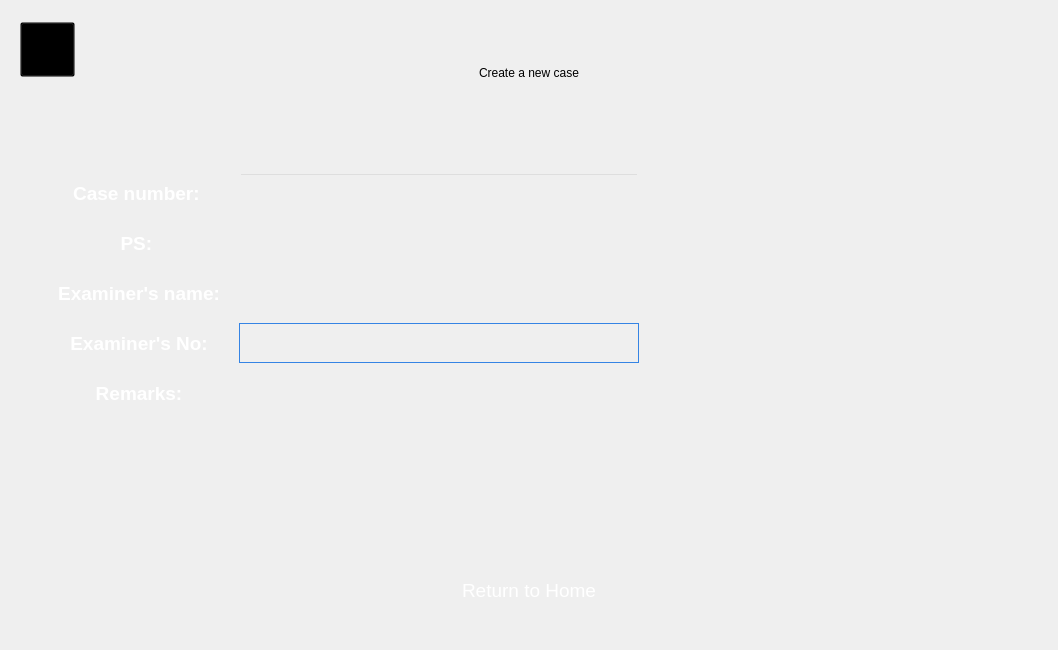
First picture: the form in forms/Page_2.ui, repository apollo-k22/FaceAI-Product, before the edit.
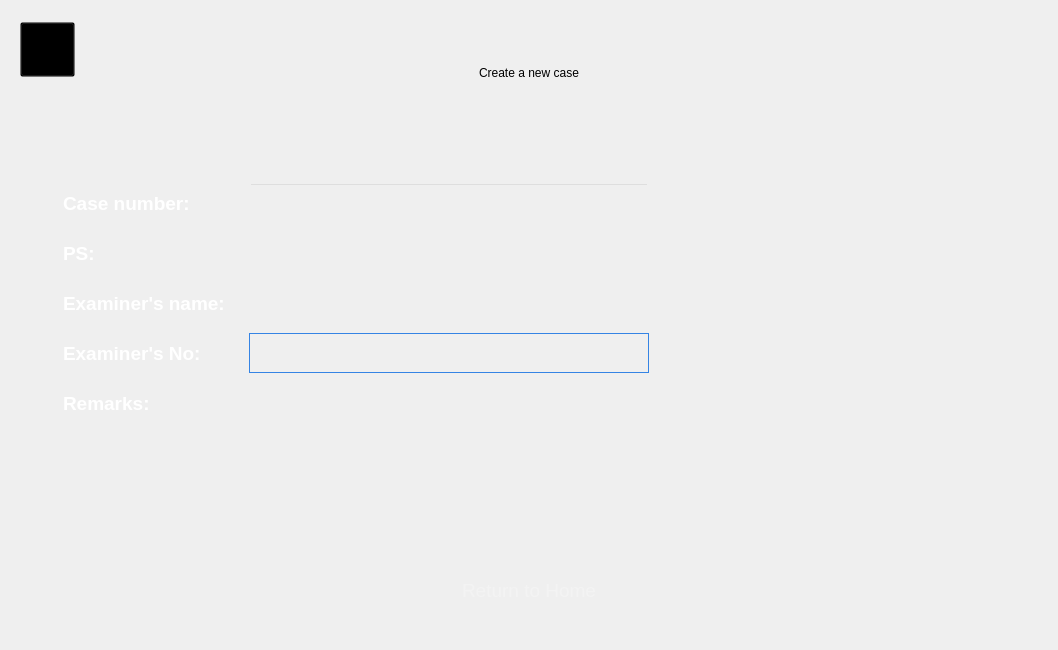
Second picture: the form after the edit. Icons and pictures are not drawn.

Commit message: modified front end to the same style for all page.

```diff
--- a/forms/Page_2.ui
+++ b/forms/Page_2.ui
@@ -243,7 +243,7 @@
        <item>
         <layout class="QHBoxLayout" name="horizontalLayout" stretch="0,0">
          <property name="spacing">
-          <number>0</number>
+          <number>6</number>
          </property>
          <property name="sizeConstraint">
           <enum>QLayout::SetDefaultConstraint</enum>
@@ -262,17 +262,20 @@
          </property>
          <item>
           <layout class="QVBoxLayout" name="verticalLayout_5">
+           <property name="spacing">
+            <number>0</number>
+           </property>
            <property name="leftMargin">
-            <number>5</number>
+            <number>0</number>
            </property>
            <property name="topMargin">
-            <number>5</number>
+            <number>0</number>
            </property>
            <property name="rightMargin">
-            <number>5</number>
+            <number>0</number>
            </property>
            <property name="bottomMargin">
-            <number>5</number>
+            <number>0</number>
            </property>
            <item>
             <spacer name="verticalSpacer_6">
@@ -305,16 +308,16 @@
               <set>Qt::AlignCenter</set>
              </property>
              <property name="horizontalSpacing">
-              <number>10</number>
+              <number>6</number>
              </property>
              <property name="verticalSpacing">
               <number>10</number>
              </property>
              <property name="leftMargin">
-              <number>0</number>
+              <number>20</number>
              </property>
              <property name="rightMargin">
-              <number>10</number>
+              <number>5</number>
              </property>
              <item row="0" column="0">
               <widget class="QLabel" name="label_3">
@@ -352,7 +355,7 @@
                 <string>Case number: </string>
                </property>
                <property name="alignment">
-                <set>Qt::AlignCenter</set>
+                <set>Qt::AlignLeading|Qt::AlignLeft|Qt::AlignVCenter</set>
                </property>
               </widget>
              </item>
@@ -421,7 +424,7 @@
                 <string>PS: </string>
                </property>
                <property name="alignment">
-                <set>Qt::AlignCenter</set>
+                <set>Qt::AlignLeading|Qt::AlignLeft|Qt::AlignVCenter</set>
                </property>
               </widget>
              </item>
@@ -460,7 +463,7 @@
                 <string>Examiner's name:</string>
                </property>
                <property name="alignment">
-                <set>Qt::AlignCenter</set>
+                <set>Qt::AlignLeading|Qt::AlignLeft|Qt::AlignVCenter</set>
                </property>
               </widget>
              </item>
@@ -499,7 +502,7 @@
                 <string>Examiner's No:</string>
                </property>
                <property name="alignment">
-                <set>Qt::AlignCenter</set>
+                <set>Qt::AlignLeading|Qt::AlignLeft|Qt::AlignVCenter</set>
                </property>
               </widget>
              </item>
@@ -565,7 +568,7 @@
                 <string>Remarks:</string>
                </property>
                <property name="alignment">
-                <set>Qt::AlignCenter</set>
+                <set>Qt::AlignLeading|Qt::AlignLeft|Qt::AlignVCenter</set>
                </property>
               </widget>
              </item>
@@ -592,7 +595,7 @@
             <number>0</number>
            </property>
            <property name="leftMargin">
-            <number>5</number>
+            <number>0</number>
            </property>
            <property name="topMargin">
             <number>5</number>
@@ -622,7 +625,7 @@
               <number>0</number>
              </property>
              <property name="leftMargin">
-              <number>5</number>
+              <number>0</number>
              </property>
              <property name="topMargin">
               <number>5</number>
@@ -706,6 +709,9 @@
        </property>
        <item>
         <layout class="QHBoxLayout" name="horizontalLayout_3">
+         <property name="spacing">
+          <number>0</number>
+         </property>
          <property name="topMargin">
           <number>5</number>
          </property>
@@ -736,13 +742,13 @@
            <property name="minimumSize">
             <size>
              <width>200</width>
-             <height>70</height>
+             <height>50</height>
             </size>
            </property>
            <property name="maximumSize">
             <size>
              <width>200</width>
-             <height>70</height>
+             <height>50</height>
             </size>
            </property>
            <property name="cursor">
@@ -762,7 +768,7 @@
            <property name="iconSize">
             <size>
              <width>200</width>
-             <height>70</height>
+             <height>50</height>
             </size>
            </property>
           </widget>
@@ -784,6 +790,9 @@
        </item>
        <item>
         <layout class="QHBoxLayout" name="horizontalLayout_4">
+         <property name="spacing">
+          <number>0</number>
+         </property>
          <property name="topMargin">
           <number>5</number>
          </property>
@@ -832,9 +841,10 @@
             <cursorShape>PointingHandCursor</cursorShape>
            </property>
            <property name="styleSheet">
-            <string notr="true">color: rgb(255, 255, 255);
-border-radius:10px;
-background: none;</string>
+            <string notr="true">border-radius: 10px;
+border: none;
+color: rgb(243, 243, 243);
+background:transparent;</string>
            </property>
            <property name="text">
             <string>Return to Home</string>
```
The commit also changes 10 other files.
